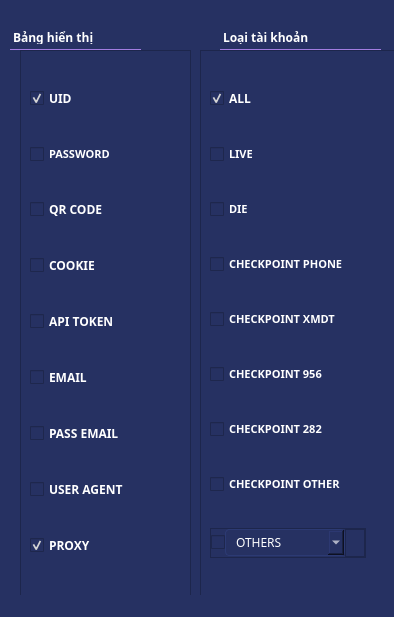
im-dlam/PyQt5.AppManageMMO, file theme/HeaderView.ui: the form before one commit.
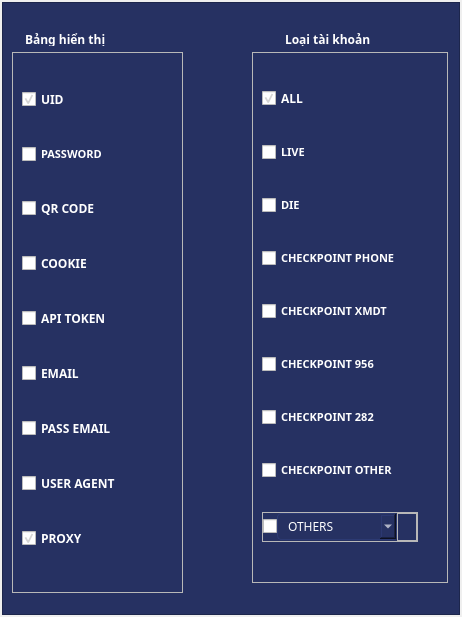
The form after the commit. Icons and pictures are not drawn.

The edit to the form file:
```diff
--- a/theme/HeaderView.ui
+++ b/theme/HeaderView.ui
@@ -6,7 +6,7 @@
    <rect>
     <x>0</x>
     <y>0</y>
-    <width>394</width>
+    <width>462</width>
     <height>617</height>
    </rect>
   </property>
@@ -18,7 +18,7 @@
   </property>
   <property name="maximumSize">
    <size>
-    <width>394</width>
+    <width>500</width>
     <height>617</height>
    </size>
   </property>
@@ -26,7 +26,7 @@
    <string>MainWindow</string>
   </property>
   <property name="styleSheet">
-   <string notr="true">background-color: rgb(38, 49, 98);</string>
+   <string notr="true"/>
   </property>
   <widget class="QWidget" name="centralwidget">
    <property name="font">
@@ -50,62 +50,28 @@
 color:#ffffff;
 }</string>
    </property>
-   <widget class="QLabel" name="label">
-    <property name="geometry">
-     <rect>
-      <x>10</x>
-      <y>30</y>
-      <width>131</width>
-      <height>20</height>
-     </rect>
+   <layout class="QHBoxLayout" name="horizontalLayout_2">
+    <property name="spacing">
+     <number>0</number>
     </property>
-    <property name="font">
-     <font>
-      <family>MesloLGMDZ Nerd Font</family>
-      <weight>75</weight>
-      <bold>true</bold>
-     </font>
+    <property name="leftMargin">
+     <number>2</number>
     </property>
-    <property name="styleSheet">
-     <string notr="true">padding-bottom:5px;
-border-bottom:1px solid #a27de1;</string>
+    <property name="topMargin">
+     <number>2</number>
     </property>
-    <property name="text">
-     <string>Bảng hiển thị</string>
+    <property name="rightMargin">
+     <number>2</number>
     </property>
-   </widget>
-   <widget class="QLabel" name="label_2">
-    <property name="geometry">
-     <rect>
-      <x>220</x>
-      <y>30</y>
-      <width>161</width>
-      <height>20</height>
-     </rect>
+    <property name="bottomMargin">
+     <number>2</number>
     </property>
-    <property name="font">
-     <font>
-      <family>MesloLGMDZ Nerd Font</family>
-      <weight>75</weight>
-      <bold>true</bold>
-     </font>
-    </property>
+    <item>
+     <widget class="QFrame" name="frame_5">
     <property name="styleSheet">
-     <string notr="true">padding-bottom:5px;
-border-bottom:1px solid #a27de1;</string>
-    </property>
-    <property name="text">
-     <string>Loại tài khoản</string>
-    </property>
-   </widget>
-   <widget class="QFrame" name="frame">
-    <property name="geometry">
-     <rect>
-      <x>20</x>
-      <y>50</y>
-      <width>171</width>
-      <height>551</height>
-     </rect>
+       <string notr="true">QFrame#frame_5{
+background-color: rgb(38, 49, 98);
+}</string>
     </property>
     <property name="frameShape">
      <enum>QFrame::StyledPanel</enum>
@@ -113,150 +79,13 @@
     <property name="frameShadow">
      <enum>QFrame::Raised</enum>
     </property>
-    <layout class="QVBoxLayout" name="verticalLayout">
-     <item>
-      <widget class="QCheckBox" name="checkBox">
-       <property name="font">
-        <font>
-         <family>MesloLGS Nerd Font</family>
-         <weight>75</weight>
-         <bold>true</bold>
-        </font>
-       </property>
-       <property name="text">
-        <string>UID</string>
-       </property>
-       <property name="checked">
-        <bool>true</bool>
-       </property>
-      </widget>
-     </item>
-     <item>
-      <widget class="QCheckBox" name="checkBox_2">
-       <property name="font">
-        <font>
-         <family>MesloLGMDZ Nerd Font Mono</family>
-         <pointsize>8</pointsize>
-         <weight>75</weight>
-         <italic>false</italic>
-         <bold>true</bold>
-        </font>
-       </property>
-       <property name="text">
-        <string>PASSWORD</string>
-       </property>
-      </widget>
-     </item>
-     <item>
-      <widget class="QCheckBox" name="checkBox_3">
-       <property name="font">
-        <font>
-         <family>MesloLGS Nerd Font</family>
-         <weight>75</weight>
-         <bold>true</bold>
-        </font>
-       </property>
-       <property name="text">
-        <string>QR CODE</string>
-       </property>
-      </widget>
-     </item>
-     <item>
-      <widget class="QCheckBox" name="checkBox_4">
-       <property name="font">
-        <font>
-         <family>MesloLGS Nerd Font</family>
-         <weight>75</weight>
-         <bold>true</bold>
-        </font>
-       </property>
-       <property name="text">
-        <string>COOKIE</string>
-       </property>
-      </widget>
-     </item>
-     <item>
-      <widget class="QCheckBox" name="checkBox_5">
-       <property name="font">
-        <font>
-         <family>MesloLGMDZ Nerd Font Mono</family>
-         <weight>75</weight>
-         <bold>true</bold>
-        </font>
-       </property>
-       <property name="text">
-        <string>API TOKEN</string>
-       </property>
-      </widget>
-     </item>
-     <item>
-      <widget class="QCheckBox" name="checkBox_7">
-       <property name="font">
-        <font>
-         <family>MesloLGS Nerd Font</family>
-         <weight>75</weight>
-         <bold>true</bold>
-        </font>
-       </property>
-       <property name="text">
-        <string>EMAIL</string>
-       </property>
-      </widget>
-     </item>
-     <item>
-      <widget class="QCheckBox" name="checkBox_8">
-       <property name="font">
-        <font>
-         <family>MesloLGS Nerd Font</family>
-         <weight>75</weight>
-         <bold>true</bold>
-        </font>
-       </property>
-       <property name="text">
-        <string>PASS EMAIL</string>
-       </property>
-      </widget>
-     </item>
-     <item>
-      <widget class="QCheckBox" name="checkBox_9">
-       <property name="font">
-        <font>
-         <family>MesloLGS Nerd Font</family>
-         <weight>75</weight>
-         <bold>true</bold>
-        </font>
-       </property>
-       <property name="text">
-        <string>USER AGENT</string>
-       </property>
-      </widget>
-     </item>
-     <item>
-      <widget class="QCheckBox" name="checkBox_6">
-       <property name="font">
-        <font>
-         <family>MesloLGS Nerd Font</family>
-         <weight>75</weight>
-         <bold>true</bold>
-        </font>
-       </property>
-       <property name="text">
-        <string>PROXY</string>
-       </property>
-       <property name="checked">
-        <bool>true</bool>
-       </property>
-      </widget>
-     </item>
-    </layout>
-   </widget>
    <widget class="QFrame" name="frame_2">
     <property name="geometry">
      <rect>
-      <x>200</x>
+         <x>250</x>
       <y>50</y>
       <width>196</width>
-      <height>551</height>
+         <height>531</height>
      </rect>
     </property>
     <property name="frameShape">
@@ -554,8 +383,282 @@
      </item>
     </layout>
    </widget>
-  </widget>
-  <widget class="QStatusBar" name="statusbar"/>
+      <widget class="QFrame" name="frame">
+       <property name="geometry">
+        <rect>
+         <x>10</x>
+         <y>50</y>
+         <width>171</width>
+         <height>541</height>
+        </rect>
+       </property>
+       <property name="frameShape">
+        <enum>QFrame::StyledPanel</enum>
+       </property>
+       <property name="frameShadow">
+        <enum>QFrame::Raised</enum>
+       </property>
+       <layout class="QVBoxLayout" name="verticalLayout">
+        <item>
+         <widget class="QCheckBox" name="checkBox">
+          <property name="font">
+           <font>
+            <family>MesloLGS Nerd Font</family>
+            <weight>75</weight>
+            <bold>true</bold>
+           </font>
+          </property>
+          <property name="cursor">
+           <cursorShape>PointingHandCursor</cursorShape>
+          </property>
+          <property name="text">
+           <string>UID</string>
+          </property>
+          <property name="checked">
+           <bool>true</bool>
+          </property>
+         </widget>
+        </item>
+        <item>
+         <widget class="QCheckBox" name="checkBox_2">
+          <property name="font">
+           <font>
+            <family>MesloLGMDZ Nerd Font Mono</family>
+            <pointsize>8</pointsize>
+            <weight>75</weight>
+            <italic>false</italic>
+            <bold>true</bold>
+           </font>
+          </property>
+          <property name="cursor">
+           <cursorShape>PointingHandCursor</cursorShape>
+          </property>
+          <property name="text">
+           <string>PASSWORD</string>
+          </property>
+         </widget>
+        </item>
+        <item>
+         <widget class="QCheckBox" name="checkBox_3">
+          <property name="font">
+           <font>
+            <family>MesloLGS Nerd Font</family>
+            <weight>75</weight>
+            <bold>true</bold>
+           </font>
+          </property>
+          <property name="cursor">
+           <cursorShape>PointingHandCursor</cursorShape>
+          </property>
+          <property name="text">
+           <string>QR CODE</string>
+          </property>
+         </widget>
+        </item>
+        <item>
+         <widget class="QCheckBox" name="checkBox_4">
+          <property name="font">
+           <font>
+            <family>MesloLGS Nerd Font</family>
+            <weight>75</weight>
+            <bold>true</bold>
+           </font>
+          </property>
+          <property name="cursor">
+           <cursorShape>PointingHandCursor</cursorShape>
+          </property>
+          <property name="text">
+           <string>COOKIE</string>
+          </property>
+         </widget>
+        </item>
+        <item>
+         <widget class="QCheckBox" name="checkBox_5">
+          <property name="font">
+           <font>
+            <family>MesloLGMDZ Nerd Font Mono</family>
+            <weight>75</weight>
+            <bold>true</bold>
+           </font>
+          </property>
+          <property name="cursor">
+           <cursorShape>PointingHandCursor</cursorShape>
+          </property>
+          <property name="text">
+           <string>API TOKEN</string>
+          </property>
+         </widget>
+        </item>
+        <item>
+         <widget class="QCheckBox" name="checkBox_7">
+          <property name="font">
+           <font>
+            <family>MesloLGS Nerd Font</family>
+            <weight>75</weight>
+            <bold>true</bold>
+           </font>
+          </property>
+          <property name="cursor">
+           <cursorShape>PointingHandCursor</cursorShape>
+          </property>
+          <property name="text">
+           <string>EMAIL</string>
+          </property>
+         </widget>
+        </item>
+        <item>
+         <widget class="QCheckBox" name="checkBox_8">
+          <property name="font">
+           <font>
+            <family>MesloLGS Nerd Font</family>
+            <weight>75</weight>
+            <bold>true</bold>
+           </font>
+          </property>
+          <property name="cursor">
+           <cursorShape>PointingHandCursor</cursorShape>
+          </property>
+          <property name="text">
+           <string>PASS EMAIL</string>
+          </property>
+         </widget>
+        </item>
+        <item>
+         <widget class="QCheckBox" name="checkBox_9">
+          <property name="font">
+           <font>
+            <family>MesloLGS Nerd Font</family>
+            <weight>75</weight>
+            <bold>true</bold>
+           </font>
+          </property>
+          <property name="cursor">
+           <cursorShape>PointingHandCursor</cursorShape>
+          </property>
+          <property name="text">
+           <string>USER AGENT</string>
+          </property>
+         </widget>
+        </item>
+        <item>
+         <widget class="QCheckBox" name="checkBox_6">
+          <property name="font">
+           <font>
+            <family>MesloLGS Nerd Font</family>
+            <weight>75</weight>
+            <bold>true</bold>
+           </font>
+          </property>
+          <property name="cursor">
+           <cursorShape>PointingHandCursor</cursorShape>
+          </property>
+          <property name="text">
+           <string>PROXY</string>
+          </property>
+          <property name="checked">
+           <bool>true</bool>
+          </property>
+         </widget>
+        </item>
+       </layout>
+      </widget>
+      <widget class="QLabel" name="label_2">
+       <property name="geometry">
+        <rect>
+         <x>280</x>
+         <y>30</y>
+         <width>161</width>
+         <height>20</height>
+        </rect>
+       </property>
+       <property name="font">
+        <font>
+         <family>MesloLGMDZ Nerd Font</family>
+         <weight>75</weight>
+         <bold>true</bold>
+        </font>
+       </property>
+       <property name="styleSheet">
+        <string notr="true">QLabel#label_2{
+padding-bottom:5px;
+border-bottom:1px solid #a27de1;
+}</string>
+       </property>
+       <property name="text">
+        <string>Loại tài khoản</string>
+       </property>
+      </widget>
+      <widget class="QLabel" name="label">
+       <property name="geometry">
+        <rect>
+         <x>20</x>
+         <y>30</y>
+         <width>131</width>
+         <height>20</height>
+        </rect>
+       </property>
+       <property name="font">
+        <font>
+         <family>MesloLGMDZ Nerd Font</family>
+         <weight>75</weight>
+         <bold>true</bold>
+        </font>
+       </property>
+       <property name="styleSheet">
+        <string notr="true">QLabel#label{
+padding-bottom:5px;
+border-bottom:1px solid #a27de1;
+}</string>
+       </property>
+       <property name="text">
+        <string>Bảng hiển thị</string>
+       </property>
+      </widget>
+      <widget class="QPushButton" name="btn_close">
+       <property name="geometry">
+        <rect>
+         <x>435</x>
+         <y>5</y>
+         <width>20</width>
+         <height>20</height>
+        </rect>
+       </property>
+       <property name="minimumSize">
+        <size>
+         <width>20</width>
+         <height>20</height>
+        </size>
+       </property>
+       <property name="maximumSize">
+        <size>
+         <width>20</width>
+         <height>20</height>
+        </size>
+       </property>
+       <property name="styleSheet">
+        <string notr="true">QPushButton{
+background-color: rgb(38, 49, 98);
+border:none;
+border-radius:3px;
+}
+QPushButton:hover{
+background-color: rgb(222, 61, 98);
+border:none;
+border-radius:3px;
+}</string>
+       </property>
+       <property name="text">
+        <string/>
+       </property>
+       <property name="icon">
+        <iconset resource="../icons/icons.qrc">
+         <normaloff>:/icons/png/icons8-close-30.png</normaloff>:/icons/png/icons8-close-30.png</iconset>
+       </property>
+      </widget>
+     </widget>
+    </item>
+   </layout>
+  </widget>
  </widget>
  <resources>
   <include location="../icons/icons.qrc"/>
```
Left out of the diff: 31 changed lines with no effect on the pictures. Lines whose indentation alone changed are shown as unchanged.
